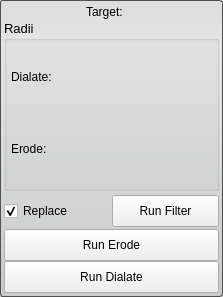
First picture: the form in src/Interface/ToolInterface/BinaryDilateErodeFilterInterface.ui, repository SCIInstitute/Seg3D, before the edit.
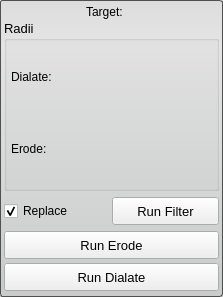
Second picture: the form after the edit.

Commit message: updates for adding filter actions, some filter actions

Diff of the .ui file:
```diff
--- a/src/Interface/ToolInterface/BinaryDilateErodeFilterInterface.ui
+++ b/src/Interface/ToolInterface/BinaryDilateErodeFilterInterface.ui
@@ -199,15 +199,20 @@
        <property name="minimumSize">
         <size>
          <width>0</width>
-         <height>32</height>
+         <height>28</height>
         </size>
        </property>
        <property name="maximumSize">
         <size>
          <width>16777215</width>
-         <height>32</height>
+         <height>28</height>
         </size>
        </property>
+       <property name="font">
+        <font>
+         <pointsize>10</pointsize>
+        </font>
+       </property>
        <property name="text">
         <string>Run Filter</string>
        </property>
@@ -241,15 +246,20 @@
         <property name="minimumSize">
          <size>
           <width>0</width>
-          <height>32</height>
+          <height>28</height>
          </size>
         </property>
         <property name="maximumSize">
          <size>
           <width>16777215</width>
-          <height>32</height>
+          <height>28</height>
          </size>
         </property>
+        <property name="font">
+         <font>
+          <pointsize>10</pointsize>
+         </font>
+        </property>
         <property name="text">
          <string>Run Erode</string>
         </property>
@@ -284,15 +294,20 @@
         <property name="minimumSize">
          <size>
           <width>0</width>
-          <height>32</height>
+          <height>28</height>
          </size>
         </property>
         <property name="maximumSize">
          <size>
           <width>16777215</width>
-          <height>32</height>
+          <height>28</height>
          </size>
         </property>
+        <property name="font">
+         <font>
+          <pointsize>10</pointsize>
+         </font>
+        </property>
         <property name="text">
          <string>Run Dialate</string>
         </property>
```
Left out of the diff: 8 changed lines with no effect on the pictures. The commit also changes 57 other files.
